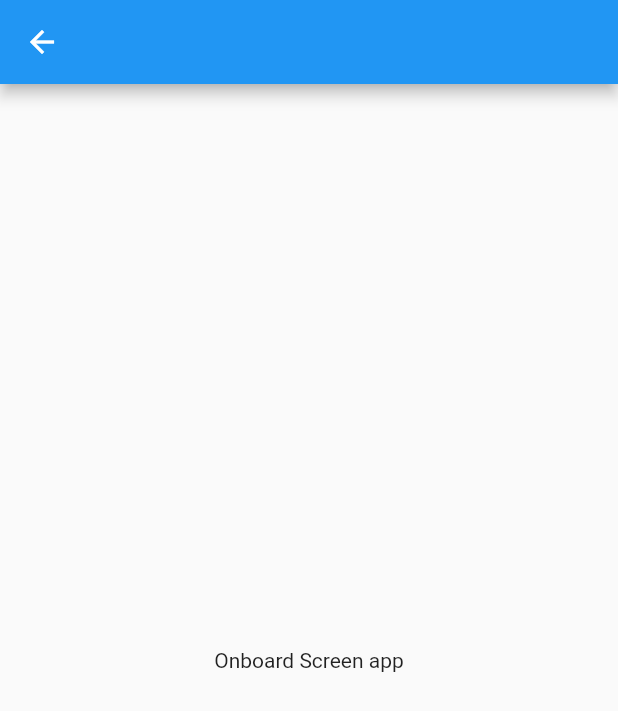
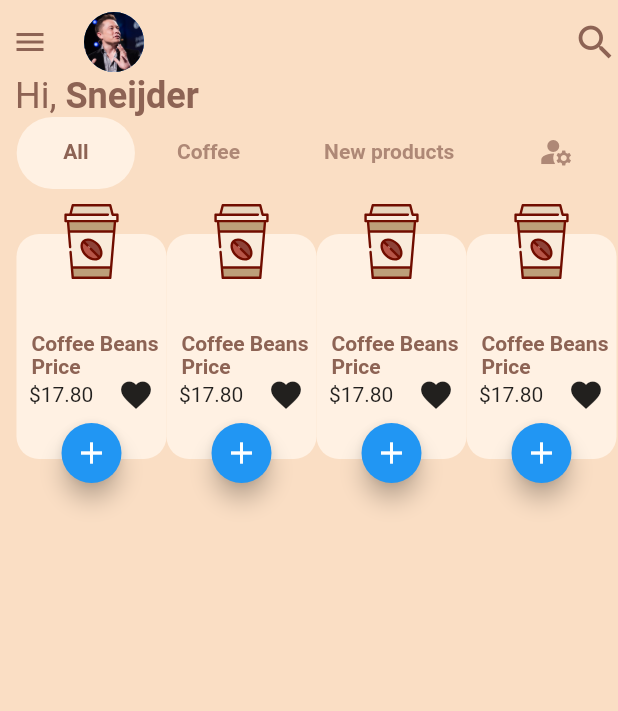
Before and after one commit to KriacoesMobile/onboard_screen, a Flutter app: the HomePage screen opened by its route, on a phone screen of 412 x 824 dp. Shown: the top 711 px of the screen. Run offline on Flutter 3.47's test engine with Material 2 defaults, Android fonts, the phone set to English and light mode, and no system bars; our stand-ins replace flutter_svg.

Commit message:
add homepage

```diff
--- a/lib/constant/const.dart
+++ b/lib/constant/const.dart
@@ -14,4 +14,8 @@ Size size(BuildContext context) {
   Size size = MediaQuery.of(context).size;
   return size;
 }
- const List<Widget> screens =  [Screen(), FirstScreen(), SecondScreen()];
+
+const List<Widget> screens = [Screen(), FirstScreen(), SecondScreen()];
+const List<String> tabtitle = ['All', 'Coffee', 'New products'];
+const onboardcolor = Color.fromARGB(255, 141, 99, 84);
+const backgroundcolor = Color.fromARGB(255, 250, 222, 196);
--- a/lib/main.dart
+++ b/lib/main.dart
@@ -15,7 +15,7 @@ class MyApp extends StatelessWidget {
         initialRoute: '/',
         routes: {
           '/': (context) => const OnboardScreen(),
-          '/home': (context) => const HomePage()
+          '/home': (context) =>  HomePage()
         },
       );
 }
--- a/lib/onboard_screen.dart
+++ b/lib/onboard_screen.dart
@@ -1,9 +1,4 @@
-import 'dart:developer';
-
 import 'package:coffee/button/tab_indicator.dart';
-import 'package:coffee/screens/first_screen.dart';
-import 'package:coffee/screens/screen.dart';
-import 'package:coffee/screens/second_screen.dart';
 import 'package:flutter/material.dart';
 import 'package:coffee/constant/const.dart';
 part './button/fab_button.dart';
@@ -19,8 +14,8 @@ class _OnboardScreenState extends State<OnboardScreen>
     with TickerProviderStateMixin {
   late final TabController _tabcontroller;
   bool get _isLastPage => screens.length - 1 == _selectedIndex;
+  int isv = 0;
   int _selectedIndex = 0;
-  double _activeSize = 0;
   @override
   void initState() {
     _tabcontroller = TabController(
@@ -32,10 +27,11 @@ class _OnboardScreenState extends State<OnboardScreen>
   }
 
   void _changeAndIncrement([int? val]) {
+    setState(() => isv++);
     if (_isLastPage && val == null) {
+      Navigator.pushNamed(context, '/home');
       return;
     }
-
     _changedot(_selectedIndex);
     _changePage(val);
   }
@@ -63,7 +59,7 @@ class _OnboardScreenState extends State<OnboardScreen>
   @override
   Widget build(BuildContext context) {
     return Scaffold(
-      backgroundColor: const Color.fromARGB(255, 141, 99, 84),
+      backgroundColor: onboardcolor,
       body: Padding(
         padding: const EdgeInsets.all(15.0),
         child: Column(
@@ -88,8 +84,7 @@ class _OnboardScreenState extends State<OnboardScreen>
             Row(
               mainAxisAlignment: MainAxisAlignment.spaceBetween,
               children: [
-                TabIndicator(
-                    indicatorSize: _activeSize, selectedIndex: _selectedIndex),
+                TabIndicator(indicatorSize: 12, selectedIndex: _selectedIndex),
                 _StartFabButton(
                   isLastPage: _isLastPage,
                   onPressed: () {
--- a/lib/page/home_page.dart
+++ b/lib/page/home_page.dart
@@ -1,14 +1,163 @@
+import 'package:coffee/constant/const.dart';
 import 'package:flutter/material.dart';
 import 'package:flutter/services.dart';
+import 'package:flutter_svg/flutter_svg.dart';
 
-class HomePage extends StatelessWidget {
+class HomePage extends StatefulWidget {
   const HomePage({Key? key}) : super(key: key);
 
   @override
+  State<HomePage> createState() => _HomePageState();
+}
+
+class _HomePageState extends State<HomePage> {
+  @override
   Widget build(BuildContext context) {
     return Scaffold(
-      appBar: AppBar(systemOverlayStyle: SystemUiOverlayStyle.dark),
-      body: const Center(child: Text('Onboard Screen app')),
+      backgroundColor: backgroundcolor,
+      appBar: PreferredSize(
+        child: CustomScrollView(
+          slivers: [
+            SliverAppBar(
+              elevation: 0,
+              backgroundColor: Colors.transparent,
+              leading: const Icon(Icons.menu),
+              title: const CircleAvatar(
+                  backgroundImage: AssetImage('asset/img/musk.jpg')),
+              leadingWidth: 40,
+              actions: const [Icon(Icons.search, size: 30)],
+              iconTheme:
+                  Theme.of(context).iconTheme.copyWith(color: onboardcolor),
+            ),
+          ],
+        ),
+        preferredSize: const Size.fromHeight(50),
+      ),
+      body: Padding(
+        padding: const EdgeInsets.only(left: 10.0),
+        child: Column(
+          children: [
+            Row(
+              children: [
+                Text(
+                  'Hi,',
+                  style: Theme.of(context)
+                      .textTheme
+                      .headline5!
+                      .copyWith(color: onboardcolor),
+                ),
+                Text(
+                  ' Sneijder',
+                  style: Theme.of(context).textTheme.headline5!.copyWith(
+                      color: onboardcolor, fontWeight: FontWeight.bold),
+                ),
+              ],
+            ),
+            DefaultTabController(
+              length: 4,
+              child: TabBar(
+                indicator: BoxDecoration(
+                  color: const Color.fromARGB(255, 255, 241, 227),
+                  borderRadius: BorderRadius.circular(30),
+                ),
+                tabs: const [
+                  Padding(
+                    padding: EdgeInsets.symmetric(horizontal: 15.0),
+                    child: Tab(text: 'All'),
+                  ),
+                  Padding(
+                    padding: EdgeInsets.symmetric(horizontal: 12.0),
+                    child: Tab(text: 'Coffee'),
+                  ),
+                  Padding(
+                    padding: EdgeInsets.symmetric(horizontal: 12.0),
+                    child: Tab(text: 'New products'),
+                  ),
+                  Padding(
+                    padding: EdgeInsets.symmetric(horizontal: 12.0),
+                    child: Tab(icon: Icon(Icons.manage_accounts_sharp)),
+                  )
+                ],
+                isScrollable: true,
+                labelColor: onboardcolor,
+                labelStyle: const TextStyle(fontWeight: FontWeight.bold),
+              ),
+            ),
+            const SizedBox(height: 30),
+            SizedBox(
+              height: 150,
+              child: ListView.builder(
+                itemCount: 4,
+                shrinkWrap: true,
+                scrollDirection: Axis.horizontal,
+                itemBuilder: (context, index) => Container(
+                  width: 100,
+                  decoration: BoxDecoration(
+                    color: const Color.fromARGB(255, 255, 241, 227),
+                    borderRadius: BorderRadius.circular(15),
+                  ),
+                  child: Stack(
+                    alignment: Alignment.center,
+                    clipBehavior: Clip.none,
+                    children: [
+                      Positioned(
+                        top: -20,
+                        child: SvgPicture.asset(
+                          'asset/svg/svg5.svg',
+                          height: 50,
+                          width: 50,
+                        ),
+                      ),
+                      Positioned(
+                        bottom: -20,
+                        child: FloatingActionButton(
+                            heroTag: '$index',
+                            mini: true,
+                            onPressed: () {},
+                            child: const Icon(Icons.add)),
+                      ),
+                      const Positioned(
+                        top: 65,
+                        left: 10,
+                        child: Text(
+                          'Coffee Beans',
+                          style: TextStyle(
+                            color: onboardcolor,
+                            fontWeight: FontWeight.bold,
+                          ),
+                        ),
+                      ),
+                      const Positioned(
+                        top: 80,
+                        left: 10,
+                        child: Text(
+                          'Price',
+                          style: TextStyle(
+                            color: onboardcolor,
+                            fontWeight: FontWeight.bold,
+                          ),
+                        ),
+                      ),
+                      Positioned(
+                        top: 95,
+                        child: SizedBox(
+                            width: 100,
+                            child: Row(
+                                mainAxisAlignment:
+                                    MainAxisAlignment.spaceAround,
+                                children: [
+                                  Text('\$17.80'),
+                                  Icon(Icons.favorite)
+                                ])),
+                      )
+                    ],
+                  ),
+                ),
+              ),
+            )
+          ],
+        ),
+      ),
     );
   }
 }
--- a/pubspec.yaml
+++ b/pubspec.yaml
@@ -58,6 +58,8 @@ flutter:
     - asset/svg/coffee.svg
     - asset/svg/first.svg
     - asset/svg/second.svg
+    - asset/svg/svg5.svg
+    - asset/img/musk.jpg
     #- images/a_dot_ham.jpeg
   # An image asset can refer to one or more resolution-specific "variants", see
   # https://flutter.dev/assets-and-images/#resolution-aware.
```
Also changed, not shown: asset/img/musk.jpg (added), asset/svg/svg5.svg (added).
